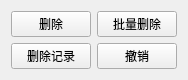
Old version of the form view/equipmentManage/kdeletemanage.ui in the repository JunWang666/LabNexus.
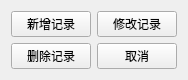
New version of the form.

The edit to the form file:
```diff
--- a/view/equipmentManage/kdeletemanage.ui
+++ b/view/equipmentManage/kdeletemanage.ui
@@ -17,14 +17,14 @@
    <item row="0" column="0">
        <widget class="QPushButton" name="deleteButton">
      <property name="text">
-      <string>删除</string>
+      <string>新增记录</string>
      </property>
     </widget>
    </item>
    <item row="0" column="1">
        <widget class="QPushButton" name="batchDeleteButton">
      <property name="text">
-      <string>批量删除</string>
+      <string>修改记录</string>
      </property>
     </widget>
    </item>
@@ -38,7 +38,7 @@
    <item row="1" column="1">
        <widget class="QPushButton" name="undoButton">
      <property name="text">
-      <string>撤销</string>
+      <string>取消</string>
      </property>
     </widget>
    </item>
```
Left out of the diff: 8 changed lines with no effect on the pictures. Lines whose indentation alone changed are shown as unchanged.
